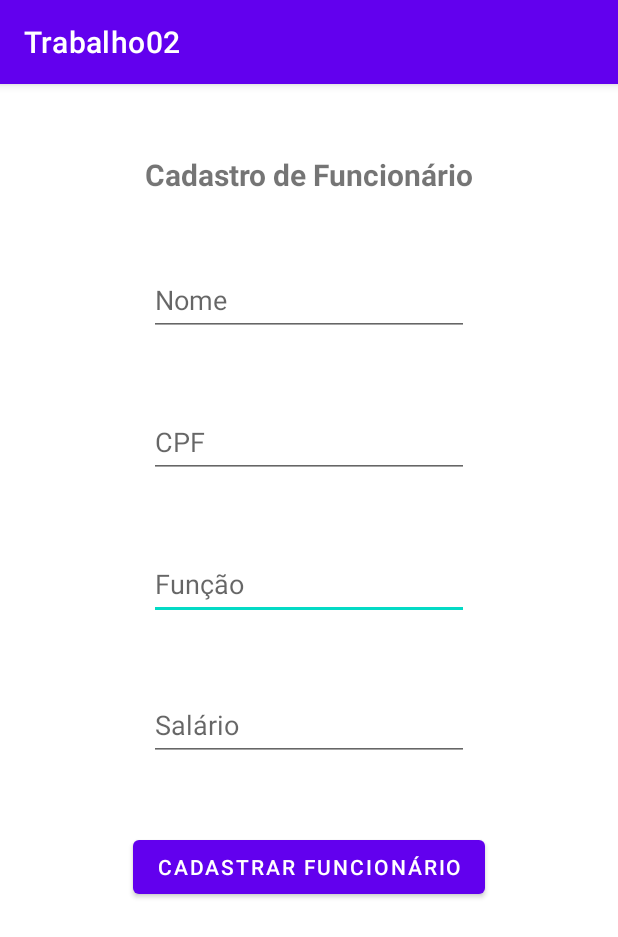
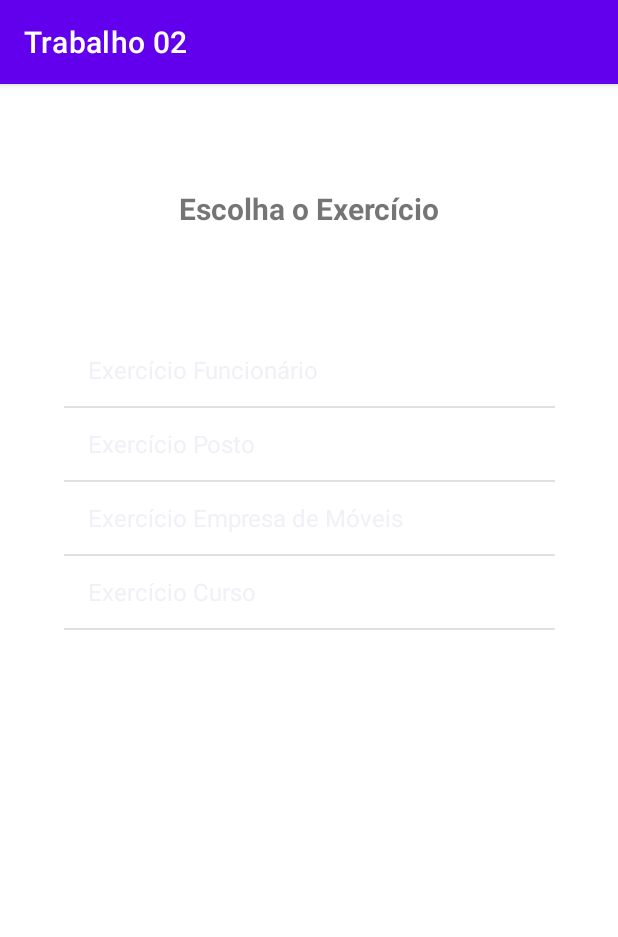
Before and after one commit to OPaje/Trabalho02-Kotlin-Android, an Android app: the screen it shows after launch (MainActivity before the commit, TelaExercicios after it), on a phone screen of 412 x 824 dp. Shown: the top 937 px of the screen. Run offline under Robolectric (Android 15) with nearby library versions, the phone set to English and light mode, and no system bars.

Commit message:
Função inserir posto finalizada, tela menu com todos os excer criada

```diff
--- a/app/build.gradle
+++ b/app/build.gradle
@@ -43,7 +43,6 @@ dependencies {
     implementation 'androidx.appcompat:appcompat:1.6.1'
     implementation 'com.google.android.material:material:1.8.0'
     implementation 'androidx.constraintlayout:constraintlayout:2.1.4'
-    implementation 'androidx.core:core-ktx:+'
     testImplementation 'junit:junit:4.13.2'
     androidTestImplementation 'androidx.test.ext:junit:1.1.5'
     androidTestImplementation 'androidx.test.espresso:espresso-core:3.5.1'
--- /dev/null
+++ b/app/src/main/java/com/example/trabalho02/TelaExercicios.kt
@@ -0,0 +1,31 @@
+package com.example.trabalho02
+
+import android.content.Intent
+import androidx.appcompat.app.AppCompatActivity
+import android.os.Bundle
+import android.widget.AdapterView
+import android.widget.ArrayAdapter
+import com.example.trabalho02.databinding.TelaExerciciosBinding
+
+class TelaExercicios : AppCompatActivity() {
+    lateinit var binding: TelaExerciciosBinding
+    override fun onCreate(savedInstanceState: Bundle?) {
+        super.onCreate(savedInstanceState)
+        binding = TelaExerciciosBinding.inflate(layoutInflater)
+        setContentView(binding.root)
+
+        val opcoesExercicios = resources.getStringArray(R.array.opcoesExec)
+        val adaptador = ArrayAdapter(applicationContext, android.R.layout.simple_list_item_1, opcoesExercicios)
+        binding.lvOpcoesExercicios.adapter = adaptador
+
+        val vaiParaExec = hashMapOf(
+            "Exercício Funcionário" to {startActivity(Intent(applicationContext, TelaFuncionario::class.java))},
+            "Exercício Posto" to {startActivity(Intent(applicationContext, TelaPosto::class.java))}
+        )
+
+        binding.lvOpcoesExercicios.onItemClickListener = AdapterView.OnItemClickListener{parent, view, position, id ->
+            val textoSelecionado = parent.getItemAtPosition(position)
+            vaiParaExec[textoSelecionado]?.invoke()
+        }
+    }
+}
--- a/app/src/main/java/com/example/trabalho02/MainActivity.kt
+++ b/app/src/main/java/com/example/trabalho02/TelaFuncionario.kt
@@ -3,17 +3,17 @@ package com.example.trabalho02
 import androidx.appcompat.app.AppCompatActivity
 import android.os.Bundle
 import android.widget.ArrayAdapter
-import com.example.trabalho02.databinding.ActivityMainBinding
 import android.widget.Toast
+import com.example.trabalho02.databinding.TelaFuncionarioBinding
 
 
-class MainActivity : AppCompatActivity() {
+class TelaFuncionario : AppCompatActivity() {
 
-    lateinit var binding : ActivityMainBinding
+    lateinit var binding : TelaFuncionarioBinding
 
     override fun onCreate(savedInstanceState: Bundle?) {
         super.onCreate(savedInstanceState)
-        binding = ActivityMainBinding.inflate(layoutInflater)
+        binding = TelaFuncionarioBinding.inflate(layoutInflater)
         setContentView(binding.root)
 
         val funcionarios : MutableList<Funcionarios> = mutableListOf()
--- /dev/null
+++ b/app/src/main/res/layout/tela_exercicios.xml
@@ -0,0 +1,33 @@
+<?xml version="1.0" encoding="utf-8"?>
+<androidx.constraintlayout.widget.ConstraintLayout xmlns:android="http://schemas.android.com/apk/res/android"
+    xmlns:app="http://schemas.android.com/apk/res-auto"
+    xmlns:tools="http://schemas.android.com/tools"
+    android:layout_width="match_parent"
+    android:layout_height="match_parent"
+    tools:context=".TelaExercicios">
+
+    <TextView
+        android:id="@+id/titulo_tela_exercicios"
+        android:layout_width="wrap_content"
+        android:layout_height="wrap_content"
+        android:text="Escolha o Exercício"
+        android:textSize="20sp"
+        android:textStyle="bold"
+        app:layout_constraintBottom_toTopOf="@+id/lv_opcoes_exercicios"
+        app:layout_constraintEnd_toEndOf="parent"
+        app:layout_constraintHorizontal_bias="0.5"
+        app:layout_constraintStart_toStartOf="parent"
+        app:layout_constraintTop_toTopOf="parent"
+        app:layout_constraintVertical_bias="0.5" />
+
+    <ListView
+        android:id="@+id/lv_opcoes_exercicios"
+        android:layout_width="327dp"
+        android:layout_height="532dp"
+        app:layout_constraintBottom_toBottomOf="parent"
+        app:layout_constraintEnd_toEndOf="parent"
+        app:layout_constraintHorizontal_bias="0.5"
+        app:layout_constraintStart_toStartOf="parent"
+        app:layout_constraintTop_toBottomOf="@+id/titulo_tela_exercicios"
+        app:layout_constraintVertical_bias="0.5" />
+</androidx.constraintlayout.widget.ConstraintLayout>
--- a/app/src/main/res/layout/activity_main.xml
+++ b/app/src/main/res/layout/tela_funcionario.xml
@@ -4,7 +4,7 @@
     xmlns:tools="http://schemas.android.com/tools"
     android:layout_width="match_parent"
     android:layout_height="match_parent"
-    tools:context=".MainActivity">
+    tools:context=".TelaFuncionario">
 
     <Button
         android:id="@+id/btn_cadastrar"
--- a/app/src/main/res/values/strings.xml
+++ b/app/src/main/res/values/strings.xml
@@ -1,5 +1,5 @@
 <resources>
-    <string name="app_name">Trabalho02</string>
+    <string name="app_name">Trabalho 02</string>
     <string name="Inserir">Cadastrar Funcionário</string>
     <string name="nome_funcionario">Nome</string>
     <string name="salario_funcionario">Salário</string>
@@ -7,6 +7,13 @@
     <string name="cpf_funcionario">CPF</string>
     <string name="funcao_funcionario">Função</string>
     <string name="titulo_tela_posto">Controle Posto de Gasolina</string>
+    <string name="titulo_inserir_posto">Inserir Posto</string>
+    <string name="cnpj">CNPJ</string>
+    <string name="cidade">Cidade</string>
+    <string name="caixa">Caixa</string>
+    <string name="volume_armazenado">Volume Armazenado</string>
+    <string name="quantidade_funcionarios">Quantidade Funcionários</string>
+    <string name="inserir_posto">Inserir Posto</string>
     <string-array name="opcoesCRUD">
         <item>Inserir Posto</item>
         <item>Mostrar Postos</item>
@@ -15,4 +22,11 @@
         <item>Mostrar Caixa Total</item>
         <item>Mostrar Postos Abaixo de 1000L</item>
     </string-array>
+    <string-array name="opcoesExec">
+        <item>Exercício Funcionário</item>
+        <item>Exercício Posto</item>
+        <item>Exercício Empresa de Móveis</item>
+        <item>Exercício Curso</item>
+    </string-array>
+
 </resources>
```
Also changed, not shown: app/src/main/AndroidManifest.xml (+13 -4 lines), app/src/main/java/com/example/trabalho02/TelaInserirPosto.kt (added, +31 -0 lines), app/src/main/java/com/example/trabalho02/TelaMostraPosto.kt (added, +11 -0 lines), app/src/main/java/com/example/trabalho02/TelaPosto.kt (+31 -2 lines), app/src/main/res/layout/tela_inserir_posto.xml (added, +104 -0 lines), app/src/main/res/layout/tela_mostra_posto.xml (added, +9 -0 lines).
